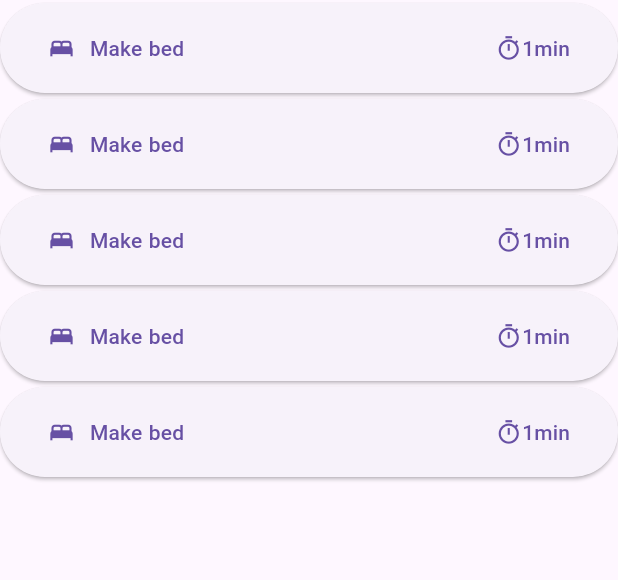
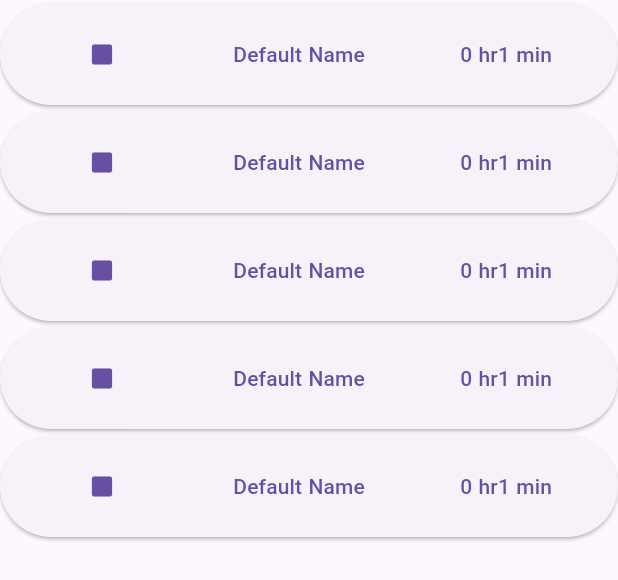
Before and after one commit to jrolana/cmsc128_lab, a Flutter app: the ActivitiesListReorderable widget shown alone on an empty page, opened directly, on a phone screen of 412 x 824 dp. Shown: the top 580 px of the screen. Run offline on Flutter 3.47's test engine with Material 3 defaults, Android fonts, the phone set to English and light mode, and no system bars; our stand-ins replace buttons_tabbar, cloud_firestore, confetti, firebase_auth, firebase_core, google_fonts and 4 more; missing offline and left inert: flutter_iconpicker; accounts and stored records are empty; network calls fail.

Commit message:
Changed the activity blocks to be editable and added an icon picker, time picker to be followed as well as dynamically adding activities to a routine

```diff
--- a/lib/widgets/routineWidgets/routine_creation_activity_block.dart
+++ b/lib/widgets/routineWidgets/routine_creation_activity_block.dart
@@ -1,21 +1,28 @@
 import 'package:flutter/material.dart';
 // import 'package:cmsc128_lab/utils/styles.dart';
-
+import 'package:flutter_iconpicker/flutter_iconpicker.dart';
 class ActivityBlock extends StatefulWidget{
   const ActivityBlock({super.key});
 
   @override
-  State<ActivityBlock> createState() => DefaultActivityBlock();
+  State<ActivityBlock> createState() => _DefaultActivityBlock();
 
 
 }
 
-class DefaultActivityBlock extends State<ActivityBlock>{
+class _DefaultActivityBlock extends State<ActivityBlock>{
+  bool showTextField = false;
   String actName = 'Default Name';
   int minDuration = 1;
   int hourDuration = 0;
-  IconData actIcon = Icons.square_rounded;
-
+  Icon actIcon = Icon(Icons.square_rounded);
+  TextEditingController actController = TextEditingController();
+  String defActVal = 'Enter an activity name';
+  @override
+  void dispose() {
+    actController.dispose();
+    super.dispose();
+  }
   @override
   Widget build(BuildContext context){
     return ElevatedButton(
@@ -24,12 +31,13 @@ class DefaultActivityBlock extends State<ActivityBlock>{
             padding: EdgeInsets.symmetric(vertical:10,horizontal: 20),
             child: Row(
           children: [
-            Icon(actIcon),
+            IconButton(
+                onPressed: (){
+                   _pickIcon();
+                },
+                icon: actIcon),
             Expanded(
-              child: Text(
-                actName,
-                textAlign: TextAlign.left,
-              ),
+              child: showTextField ? activityInputField() : activityInputButton(),
             ),
             Row(
               children: [
@@ -41,39 +49,33 @@ class DefaultActivityBlock extends State<ActivityBlock>{
         ))
     );
   }
-}
-class ActivityButtonCreation extends StatelessWidget{
-  const ActivityButtonCreation({super.key});
-
-  @override
-  Widget build(BuildContext context){
-    return ElevatedButton(
-      onPressed: (){},
-      child:Container (
-        padding: EdgeInsets.symmetric(horizontal: 8.0, vertical: 20),
-        child: Row(
-        children: const[
-          Expanded(
-            child:Row(
-            children: [
-              Icon(Icons.bed),
-              SizedBox(width:10),
-              Text("Make bed",textAlign: TextAlign.left,),
-            ],
-          ),
-          ),
-          Row(
-            children: [
-              Icon(Icons.timer_sharp),
-              Text('1min', textAlign: TextAlign.right,),
-            ],
-
-          ),
-        ],
-
-      ),
-      ),
-
+  Widget activityInputField(){
+    return TextField(
+      controller: actController,
+      autofocus: true,
+      onSubmitted: (String value){
+          setState(() {
+            showTextField = false;
+            actName = value.isEmpty ? defActVal:value;
+          });
+        },
+      textAlign: TextAlign.left,
     );
   }
+
+  Widget activityInputButton(){
+    return TextButton(
+        onPressed: (){
+          setState(() {
+            actController.text = actName == defActVal? '':actName;
+            showTextField = true;
+          });
+        },
+        child: Text(actName, textAlign: TextAlign.left,));
+  }
+_pickIcon() async{
+    IconPickerIcon? iconPicked = await showIconPicker(context);
+    actIcon = Icon(iconPicked?.data);
+    setState(() {});
 }
+}
--- a/lib/widgets/routineWidgets/routine_creation_list.dart
+++ b/lib/widgets/routineWidgets/routine_creation_list.dart
@@ -18,13 +18,18 @@ class ReorderableList extends State<ActivitiesListReorderable> {
     //final Color evenItemColor = colorScheme.primary.withOpacity(0.15);
 
     return ReorderableListView(
+      proxyDecorator: (child,index,animation) =>
+      Material(
+        borderRadius: BorderRadius.circular(100),
+        child:child
+      ),
       shrinkWrap: true,
-      children: <Widget>[
+      children: [
         for (int index = 0; index < _items.length; index += 1)
           Padding(
             padding: EdgeInsets.symmetric(vertical: 2.0),
             key: Key('$index'),
-              child:ActivityButtonCreation()
+            child:ActivityBlock(),
           )
       ],
       onReorder: (int oldIndex, int newIndex) {
```
